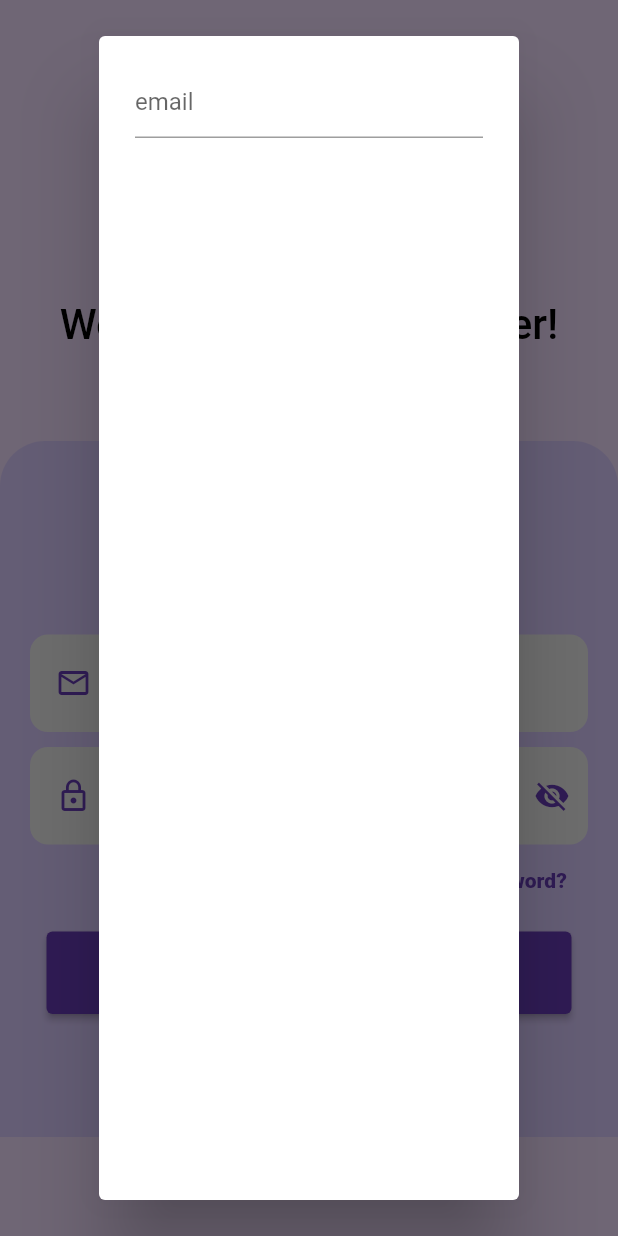
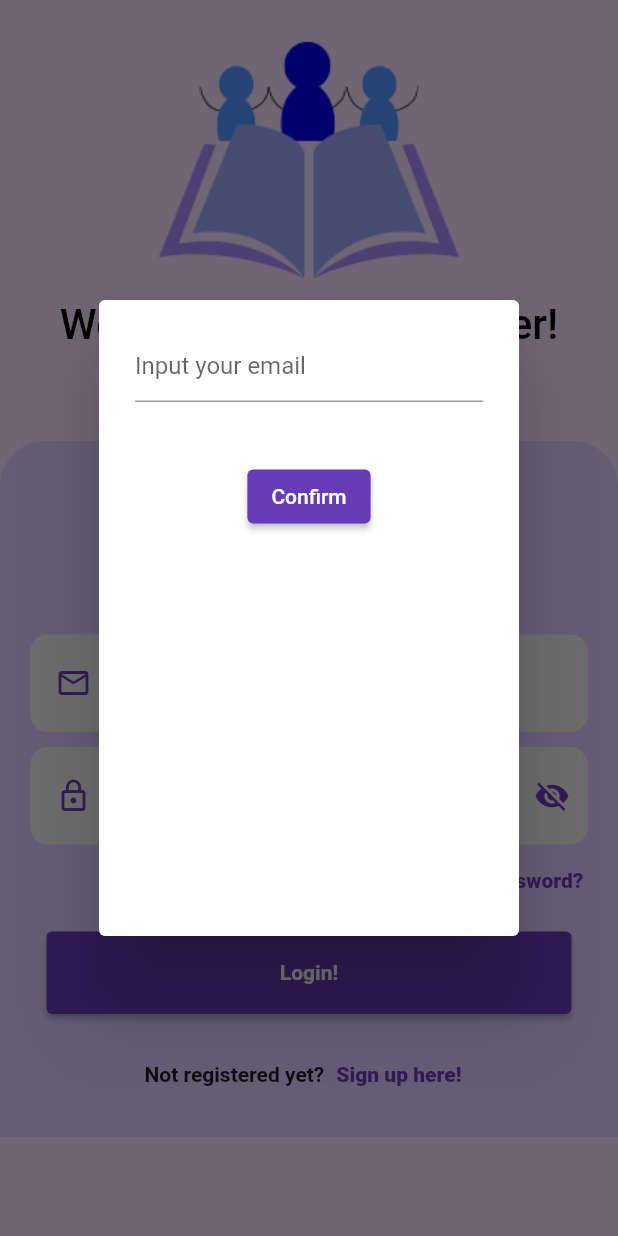
Before and after one commit to Dangabit/MugTogether, a Flutter app: the screen it shows after launch, after a tap on "Forgot Password?", on a phone screen of 412 x 824 dp. Run offline on Flutter 3.47's test engine with Material 2 defaults, Android fonts, the phone set to English and light mode, and no system bars; our stand-ins replace cloud_firestore, dropdown_search, firebase_auth, firebase_core, google_fonts; accounts and stored records are empty; generated files the repository leaves out were written again; network calls fail.

Commit message:
Implemented simple responsive design for "User Profile" screens and popups

```diff
--- a/lib/screens/login.dart
+++ b/lib/screens/login.dart
@@ -2,6 +2,7 @@ import 'package:firebase_auth/firebase_auth.dart';
 import 'package:flutter/foundation.dart';
 import 'package:flutter/material.dart';
 import 'package:google_fonts/google_fonts.dart';
+import 'package:mug_together/widgets/size_config.dart';
 
 class LoginPage extends StatefulWidget {
   const LoginPage({Key? key}) : super(key: key);
@@ -28,11 +29,25 @@ class _LoginPage extends State<LoginPage> {
 
   @override
   Widget build(BuildContext context) {
+    final currentScreenWidth = MediaQuery.of(context).size.width;
     return Scaffold(
       backgroundColor: const Color.fromARGB(255, 241, 222, 255),
       body: SingleChildScrollView(
         physics: const ClampingScrollPhysics(),
-        child: Column(
+        child: Center(
+          child: currentScreenWidth > 650
+              ? SizedBox(
+                  width: SizeConfig.widthSize(context, 60),
+                  child: _buildLoginScreen(context),
+                )
+              : _buildLoginScreen(context),
+        ),
+      ),
+    );
+  }
+
+  Widget _buildLoginScreen(BuildContext context) {
+    return Column(
       children: [
         Column(
           children: [
@@ -104,8 +119,9 @@ class _LoginPage extends State<LoginPage> {
                           ),
                           // Email input field
                           Padding(
-                                padding:
-                                    const EdgeInsets.symmetric(horizontal: 20),
+                            padding: const EdgeInsets.symmetric(
+                              horizontal: 20,
+                            ),
                             child: Container(
                               decoration: BoxDecoration(
                                 color: Colors.grey[200],
@@ -142,8 +158,9 @@ class _LoginPage extends State<LoginPage> {
 
                           // Password input field
                           Padding(
-                                padding:
-                                    const EdgeInsets.symmetric(horizontal: 20),
+                            padding: const EdgeInsets.symmetric(
+                              horizontal: 20,
+                            ),
                             child: Container(
                               decoration: BoxDecoration(
                                   color: Colors.grey[200],
@@ -153,8 +170,7 @@ class _LoginPage extends State<LoginPage> {
                                 child: TextFormField(
                                   controller: passwordController,
                                   decoration: InputDecoration(
-                                        contentPadding:
-                                            const EdgeInsets.symmetric(
+                                    contentPadding: const EdgeInsets.symmetric(
                                         vertical: 15),
                                     border: InputBorder.none,
                                     labelText: 'Password',
@@ -166,8 +182,7 @@ class _LoginPage extends State<LoginPage> {
                                     suffixIcon: IconButton(
                                       onPressed: () {
                                         setState(() {
-                                              _passwordVisible =
-                                                  !_passwordVisible;
+                                          _passwordVisible = !_passwordVisible;
                                         });
                                       },
                                       icon: Icon(
@@ -190,8 +205,11 @@ class _LoginPage extends State<LoginPage> {
                               ),
                             ),
                           ),
+                          Row(
+                            mainAxisAlignment: MainAxisAlignment.end,
+                            children: [
                               Padding(
-                                padding: const EdgeInsets.only(left: 230.0),
+                                padding: const EdgeInsets.only(right: 15.0),
                                 child: TextButton(
                                   onPressed: () => showDialog(
                                       context: context, builder: _popupForm),
@@ -202,6 +220,8 @@ class _LoginPage extends State<LoginPage> {
                                         color: Colors.deepPurple),
                                   ),
                                 ),
+                              ),
+                            ],
                           ),
                           // Button, with function to login
                           Padding(
@@ -263,8 +283,6 @@ class _LoginPage extends State<LoginPage> {
           ),
         ),
       ],
-        ),
-      ),
     );
   }
 
@@ -318,19 +336,47 @@ class _LoginPage extends State<LoginPage> {
   /// A simple form for the user to input their email for resetting of password
   StatefulBuilder _popupForm(BuildContext context) {
     String _innerException = "";
+    final newEmailController = TextEditingController();
+    bool _validate = false;
     return StatefulBuilder(builder: (context, setState) {
       return AlertDialog(
+        insetPadding: const EdgeInsets.symmetric(vertical: 200),
         content: Column(
           children: <Widget>[
             TextField(
-              decoration: const InputDecoration(hintText: "email"),
-              onSubmitted: (value) {
-                FirebaseAuth.instance.sendPasswordResetEmail(email: value).then(
+              controller: newEmailController,
+              decoration: InputDecoration(
+                hintText: "Input your email",
+                errorText: _validate ? 'email cannot be empty' : null,
+              ),
+            ),
+            Text(
+              _innerException,
+              style: const TextStyle(color: Colors.redAccent),
+            ),
+            const SizedBox(
+              height: 20.0,
+            ),
+            ElevatedButton(
+              style: ElevatedButton.styleFrom(
+                primary: Colors.deepPurple,
+              ),
+              onPressed: () {
+                setState(() {
+                  newEmailController.text.isEmpty ? _validate = true : false;
+                });
+                FirebaseAuth.instance
+                    .sendPasswordResetEmail(email: newEmailController.text)
+                    .then(
                   (_) => Navigator.pop(context),
                   onError: (e) {
                     if (e.code == "user-not-found") {
                       setState(() {
                         _innerException = "This email is not used";
+                      });
+                    } else if (e.code == "invalid-email") {
+                      setState(() {
+                        _innerException = "This email is invalid";
                       });
                     } else {
                       setState(() {
@@ -340,9 +386,13 @@ class _LoginPage extends State<LoginPage> {
                   },
                 );
               },
+              child: const Text(
+                "Confirm",
+                style: TextStyle(
+                  fontWeight: FontWeight.w500,
                 ),
-            Text(_innerException,
-                style: const TextStyle(color: Colors.redAccent)),
+              ),
+            ),
           ],
         ),
       );
```
Also changed, not shown: lib/screens/profile_edit.dart (+33 -13 lines), lib/screens/signup.dart (+17 -5 lines). Lines whose indentation alone changed are shown as unchanged.
